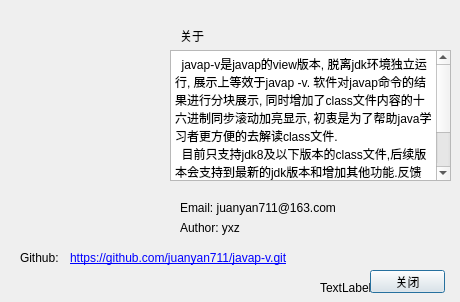
Before: the Qt Designer form aboutdialog.ui in juanyan711/javap-v, drawn with Qt 5.
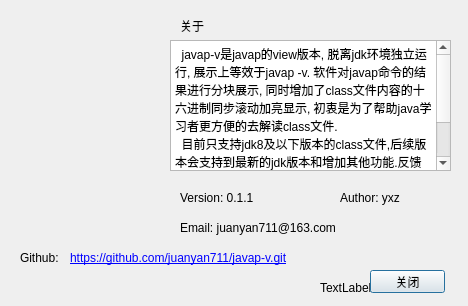
After: the same form once the commit is applied.

What changed in the file:
```diff
--- a/aboutdialog.ui
+++ b/aboutdialog.ui
@@ -6,8 +6,8 @@
    <rect>
     <x>0</x>
     <y>0</y>
-    <width>460</width>
-    <height>302</height>
+    <width>468</width>
+    <height>306</height>
    </rect>
   </property>
   <property name="windowTitle">
@@ -17,7 +17,7 @@
    <property name="geometry">
     <rect>
      <x>180</x>
-     <y>200</y>
+     <y>220</y>
      <width>161</width>
      <height>16</height>
     </rect>
@@ -68,7 +68,7 @@
    <property name="geometry">
     <rect>
      <x>180</x>
-     <y>30</y>
+     <y>20</y>
      <width>54</width>
      <height>12</height>
     </rect>
@@ -83,8 +83,8 @@
   <widget class="QLabel" name="label_2">
    <property name="geometry">
     <rect>
-     <x>180</x>
-     <y>220</y>
+     <x>340</x>
+     <y>190</y>
      <width>91</width>
      <height>16</height>
     </rect>
@@ -100,7 +100,7 @@
    <property name="geometry">
     <rect>
      <x>170</x>
-     <y>50</y>
+     <y>40</y>
      <width>281</width>
      <height>131</height>
     </rect>
@@ -143,6 +143,19 @@
     <string>关闭</string>
    </property>
   </widget>
+  <widget class="QLabel" name="label">
+   <property name="geometry">
+    <rect>
+     <x>180</x>
+     <y>190</y>
+     <width>111</width>
+     <height>16</height>
+    </rect>
+   </property>
+   <property name="text">
+    <string>Version: 0.1.1</string>
+   </property>
+  </widget>
  </widget>
  <layoutdefault spacing="6" margin="11"/>
  <resources/>
```
